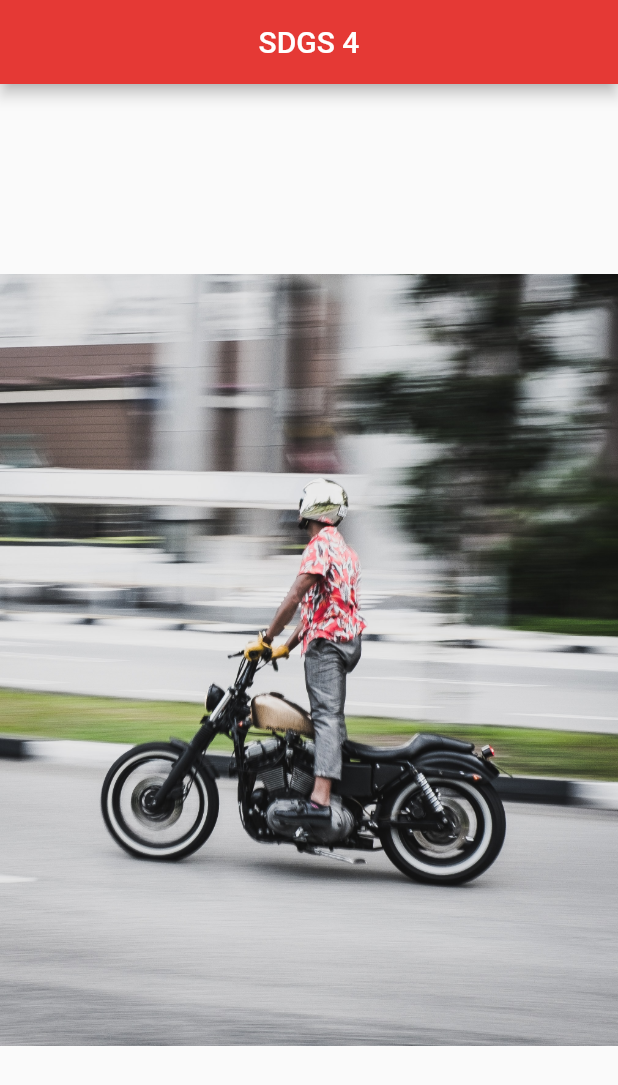
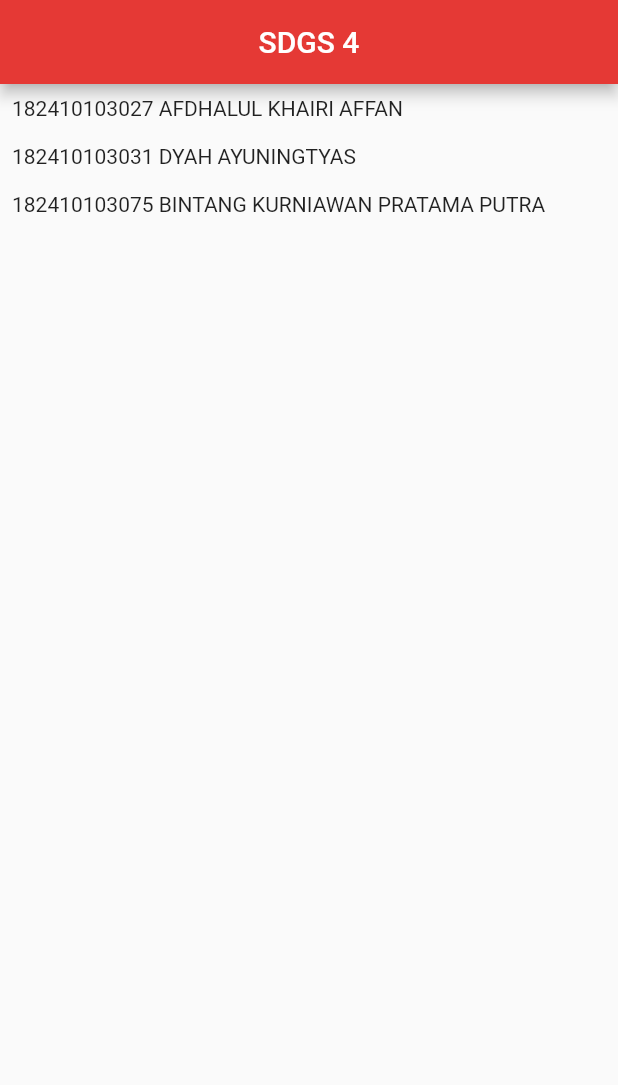
Before and after one commit to bintangkurniawanpp/flutter_App, a Flutter app: the screen it shows after launch, on a phone screen of 412 x 824 dp. Shown: the top 1085 px of the screen. Run offline on Flutter 3.47's test engine with Material 2 defaults, Android fonts, the phone set to English and light mode, and no system bars.

Commit message:
tugas 1 done

```diff
--- a/lib/main.dart
+++ b/lib/main.dart
@@ -1,23 +1,38 @@
 import 'package:flutter/material.dart';
 
 
-void main() => runApp(MaterialApp(
-  home: Home()
-
+void main() => runApp(MaterialApp( // ini adalah entry point untuk memanggil function bernama runApp dengam argumen berupa widget MaterialApp sebagai root
+  debugShowCheckedModeBanner: false, // debugShowCheckedModeBanner digunakan untuk mengatur debug banner, jika di set false maka banner debug di pojok kanan atas akan hilang
+  home: Home() // pada property home dalam materialApp, diisi dengan custom StatelessWidget yang bernama Home
 ));
 
 
-class Home extends StatelessWidget {
+class Home extends StatelessWidget { // line ini adalah custom stateless widget class dengan nama Home
   @override
-  Widget build(BuildContext context) {
-    return Scaffold(
-      appBar: AppBar(
-        title: Text('SDGS 4'),
-        centerTitle: true,
-        backgroundColor: Colors.red[600],
+  Widget build(BuildContext context) { // fungsi build akan mendeteksi dan menjalankan apabila ada update (ini bisa dikatakan hot reload)
+    return Scaffold( // pada saat dibuild, class Home akan mereturn Scaffold widget yang berisi property appBar dan body
+      appBar: AppBar( // pada property appBar, diisi AppBar widget yang digunakan untuk memberikan layout app bar pada aplikasi
+        title: Text('SDGS 4'), // property title dalam appbar diisi widget Text untuk menuliskan judul
+        centerTitle: true, // centerTitle digunakan untuk memposisikan judul ke tengah atau center
+        backgroundColor: Colors.red[600], // property backgroundColor digunakan untuk mengatur warna untuk appbar, disini menggunakan warna merah (600)
       ),
-      body: Center(
-        child: Image.asset('assets/rider1.jpg'),
+      body: Container( // pada property body, diisi dengan widget container yang menampung beberapa widget
+          child : ListView(  // child dari container diisi widget listview untuk membuat list
+            children: <Widget> [ // pada property children berisikan <Widget>[] dengan maksud membuat array yang berisi banyak widget
+              Padding( // widget padding digunakan untuk membuat padding untuk memberi jarak antar konten
+                padding: EdgeInsets.all(8.0), // EdgeInsets.all digunakan untuk mengatur keseluruhan padding bernilai 8.0
+                child: Text('182410103027 AFDHALUL KHAIRI AFFAN'),  // child dari padding diisi widget text untuk menulis nama
+              ),
+              Padding( // widget padding digunakan untuk membuat padding untuk memberi jarak antar konten
+                padding: EdgeInsets.all(8.0), // EdgeInsets.all digunakan untuk mengatur keseluruhan padding bernilai 8.0
+                child: Text('182410103031 DYAH AYUNINGTYAS'), // child dari padding diisi widget text untuk menulis nama
+              ),
+              Padding( // widget padding digunakan untuk membuat padding untuk memberi jarak antar konten
+                padding: EdgeInsets.all(8.0), // EdgeInsets.all digunakan untuk mengatur keseluruhan padding bernilai 8.0
+                child: Text('182410103075 BINTANG KURNIAWAN PRATAMA PUTRA'), // child dari padding diisi widget text untuk menulis nama
+              ),
+          ]
+        ),
       )
     );
   }
```
Also changed, not shown: pubspec.yaml (+7 -0 lines), assets/icon/icon.png (added), pubspec.lock, 29 other files.
